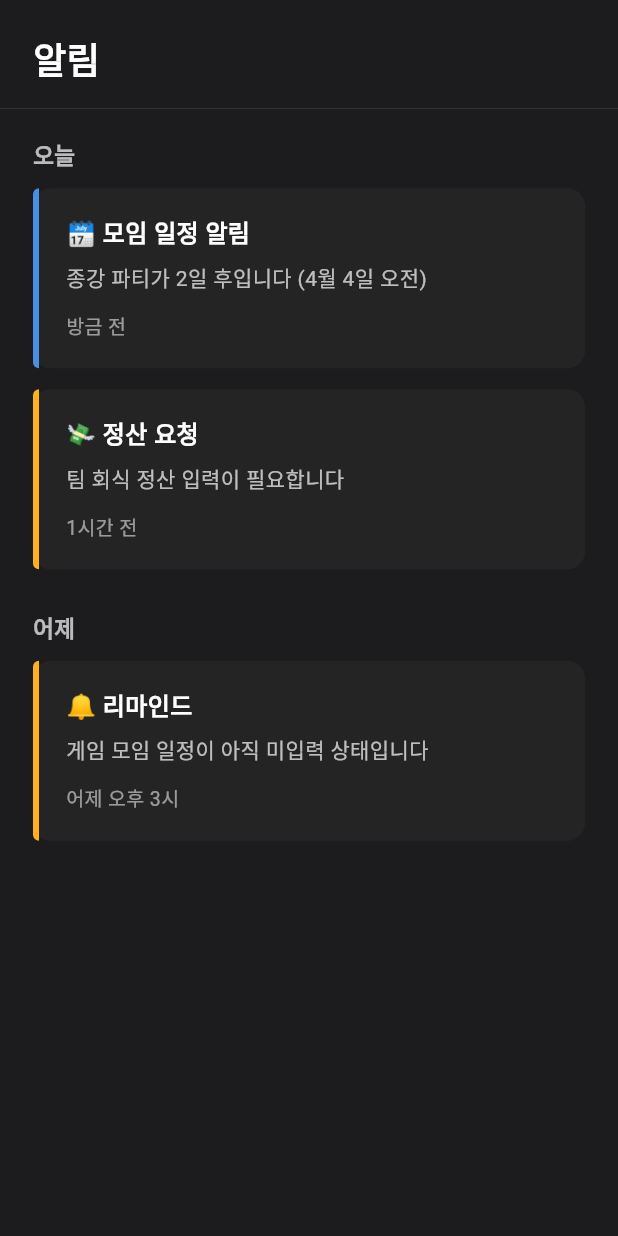
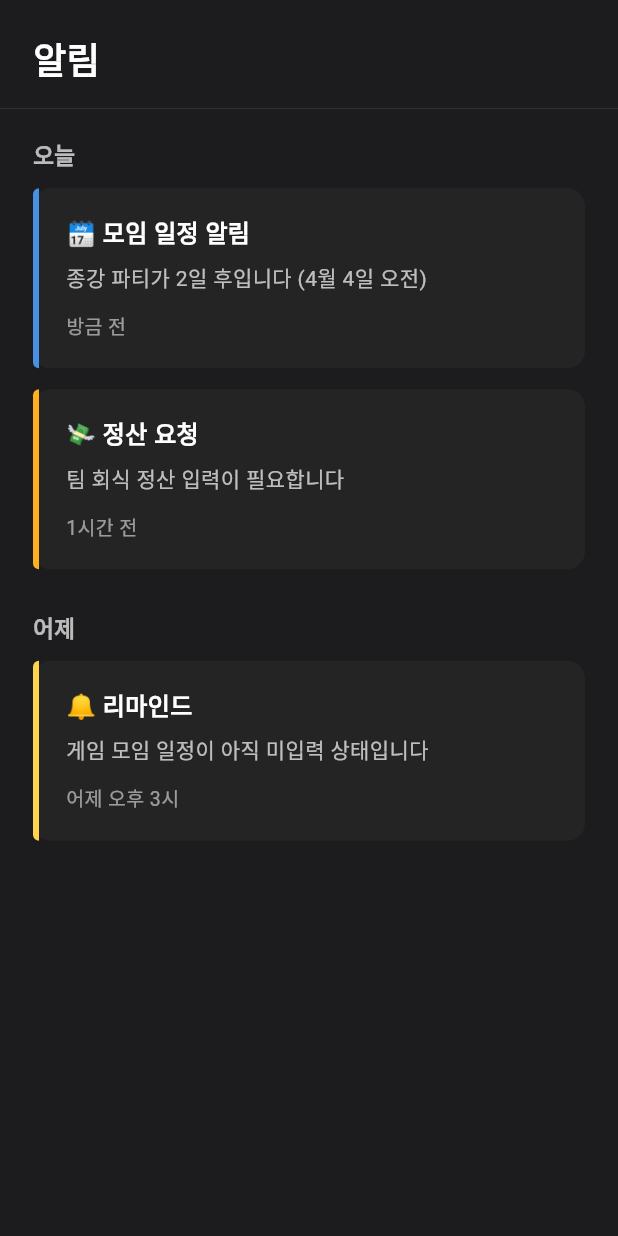
Before and after one commit to jiojio150/potendays, a Flutter app: the NotificationsScreen screen opened by its route, on a phone screen of 412 x 824 dp. Run offline on Flutter 3.47's test engine with Material 3 defaults, Android fonts, the phone set to English and light mode, and no system bars; our stand-ins replace cloud_firestore, firebase_auth, firebase_core, flutter_dotenv, google_sign_in; missing offline and left inert: kakao_flutter_sdk; accounts and stored records are empty; generated files the repository leaves out were written again; Roboto replaces fonts that are missing (Pretendard).

Commit message:
Update notifications.dart

```diff
--- a/lib/frontend/notifications.dart
+++ b/lib/frontend/notifications.dart
@@ -5,6 +5,33 @@ import 'package:flutter/material.dart';
 // 알림 센터 — REQ-F-09
 class NotificationsScreen extends StatelessWidget {
   const NotificationsScreen({super.key});
+
+  static const List<NotificationItem> notifications = [
+    NotificationItem(
+      section: '오늘',
+      color: Color(0xFF4A90E2),
+      title: '🗓 모임 일정 알림',
+      message: '종강 파티가 2일 후입니다 (4월 4일 오전)',
+      time: '방금 전',
+      type: NotificationType.schedule,
+    ),
+    NotificationItem(
+      section: '오늘',
+      color: Color(0xFFFFB020),
+      title: '💸 정산 요청',
+      message: '팀 회식 정산 입력이 필요합니다',
+      time: '1시간 전',
+      type: NotificationType.settlement,
+    ),
+    NotificationItem(
+      section: '어제',
+      color: Color(0xFFFFD54F),
+      title: '🔔 리마인드',
+      message: '게임 모임 일정이 아직 미입력 상태입니다',
+      time: '어제 오후 3시',
+      type: NotificationType.reminder,
+    ),
+  ];
 
   @override
   Widget build(BuildContext context) {
@@ -17,30 +44,47 @@ class NotificationsScreen extends StatelessWidget {
             Expanded(
               child: ListView(
                 padding: const EdgeInsets.fromLTRB(22, 20, 22, 28),
-                children: const [
+                children: [
                   _SectionLabel(label: '오늘'),
-                  SizedBox(height: 12),
-                  _NotificationCard(
-                    color: Color(0xFF4A90E2),
-                    title: '🗓 모임 일정 알림',
-                    message: '종강 파티가 2일 후입니다 (4월 4일 오전)',
-                    time: '방금 전',
+                  const SizedBox(height: 12),
+
+                  ...notifications
+                      .where((notification) => notification.section == '오늘')
+                      .map(
+                        (notification) => Padding(
+                          padding: const EdgeInsets.only(bottom: 14),
+                          child: _NotificationCard(
+                            color: notification.color,
+                            title: notification.title,
+                            message: notification.message,
+                            time: notification.time,
+                            onTap: () {
+                              _handleNotificationTap(context, notification);
+                            },
                           ),
-                  SizedBox(height: 14),
-                  _NotificationCard(
-                    color: Color(0xFFFFB020),
-                    title: '💸 정산 요청',
-                    message: '팀 회식 정산 입력이 필요합니다',
-                    time: '1시간 전',
                         ),
-                  SizedBox(height: 28),
-                  _SectionLabel(label: '어제'),
-                  SizedBox(height: 12),
-                  _NotificationCard(
-                    color: Color(0xFFFFB020),
-                    title: '🔔 리마인드',
-                    message: '게임 모임 일정이 아직 미입력 상태입니다',
-                    time: '어제 오후 3시',
+                      ),
+
+                      const SizedBox(height: 14),
+
+                      const _SectionLabel(label: '어제'),
+                      const SizedBox(height: 12),
+
+                      ...notifications
+                        .where((notification) => notification.section == '어제')
+                        .map(
+                          (notification) => Padding(
+                            padding: const EdgeInsets.only(bottom: 14),
+                            child: _NotificationCard(
+                              color: notification.color,
+                              title: notification.title,
+                              message: notification.message,
+                              time: notification.time,
+                              onTap: () {
+                                _handleNotificationTap(context, notification);
+                              },
+                            ),
+                          ),
                         ),
                 ],
               ),
@@ -49,6 +93,23 @@ class NotificationsScreen extends StatelessWidget {
         ),
       ),
     );
+  }
+
+  void _handleNotificationTap(
+    BuildContext context,
+    NotificationItem notification,
+  ) {
+    switch (notification.type) {
+      case NotificationType.schedule:
+        Navigator.pushNamed(context, '/confirmed-calendar');
+        break;
+      case NotificationType.settlement:
+        Navigator.pushNamed(context, '/settlement');
+        break;
+      case NotificationType.reminder:
+        Navigator.pushNamed(context, '/schedule-input');
+        break;
+    }
   }
 
   Widget _buildHeader(BuildContext context) {
@@ -95,17 +156,21 @@ class _NotificationCard extends StatelessWidget {
   final String title;
   final String message;
   final String time;
+  final VoidCallback? onTap;
 
   const _NotificationCard({
     required this.color,
     required this.title,
     required this.message,
     required this.time,
+    this.onTap,
   });
 
   @override
   Widget build(BuildContext context) {
-    return Container(
+    return GestureDetector(
+      onTap: onTap,
+      child: Container(
         decoration: BoxDecoration(
         color: const Color(0xFF242424),
         borderRadius: BorderRadius.circular(12),
@@ -162,6 +227,27 @@ class _NotificationCard extends StatelessWidget {
             ],
           ),
         ),
+      ),
     );
   }
 }
+
+class NotificationItem {
+  final String section;
+  final Color color;
+  final String title;
+  final String message;
+  final String time;
+  final NotificationType type;
+
+  const NotificationItem({
+    required this.section,
+    required this.color,
+    required this.title,
+    required this.message,
+    required this.time,
+    required this.type,
+  });
+}
+
+enum NotificationType { schedule, settlement, reminder }
```
Lines whose indentation alone changed are shown as unchanged.
